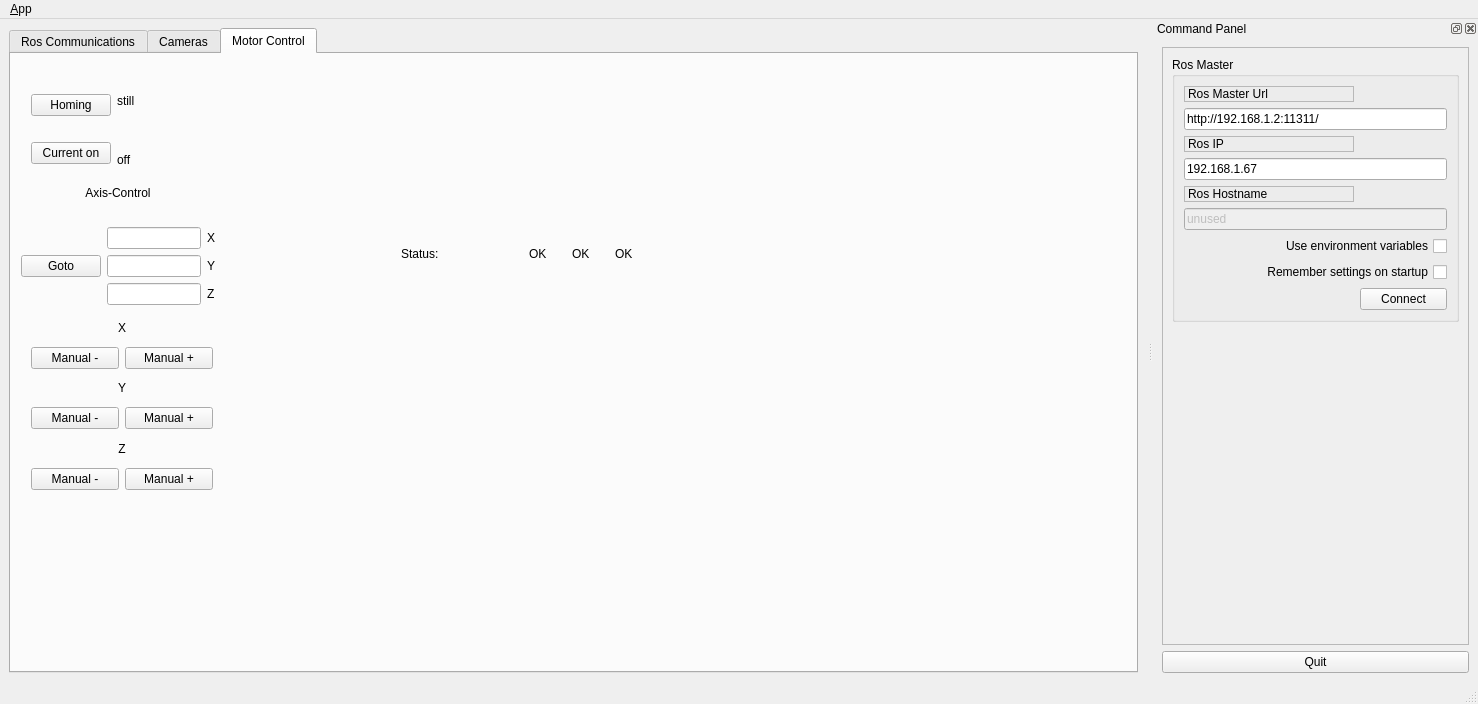
This is pap_gui/ui/main_window.ui in JohanVer/PAP2015 as Qt 5 draws it before an edit. The edited form follows.
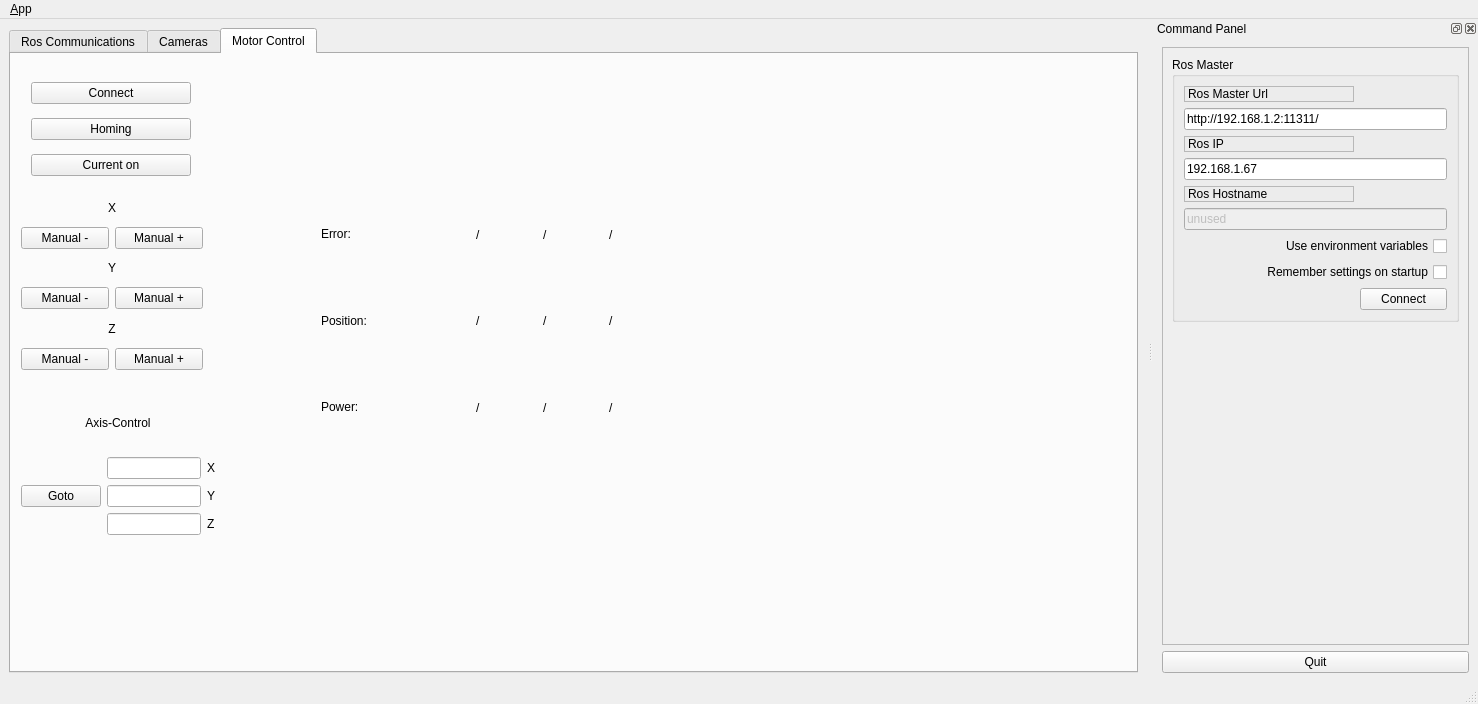
This is the edited form. Icons and pictures are not drawn.

Commit message: added status columns and connect button

The edit to the form file:
```diff
--- a/pap_gui/ui/main_window.ui
+++ b/pap_gui/ui/main_window.ui
@@ -238,6 +238,13 @@
         <layout class="QHBoxLayout" name="horizontalLayout_2">
          <item>
           <layout class="QVBoxLayout" name="verticalLayout_7">
+           <item>
+            <widget class="QPushButton" name="connectButton">
+             <property name="text">
+              <string>Connect</string>
+             </property>
+            </widget>
+           </item>
            <item>
             <widget class="QPushButton" name="startHoming">
              <property name="text">
@@ -254,31 +261,13 @@
            </item>
           </layout>
          </item>
-         <item>
-          <layout class="QVBoxLayout" name="verticalLayout_8">
-           <item>
-            <widget class="QLabel" name="label_8">
-             <property name="text">
-              <string>still</string>
-             </property>
-            </widget>
-           </item>
-           <item>
-            <widget class="QLabel" name="label_9">
-             <property name="text">
-              <string>off</string>
-             </property>
-            </widget>
-           </item>
-          </layout>
-         </item>
         </layout>
        </widget>
        <widget class="QWidget" name="verticalLayoutWidget_6">
         <property name="geometry">
          <rect>
           <x>10</x>
-          <y>110</y>
+          <y>340</y>
           <width>194</width>
           <height>141</height>
          </rect>
@@ -348,8 +337,8 @@
        <widget class="QWidget" name="verticalLayoutWidget_10">
         <property name="geometry">
          <rect>
-          <x>20</x>
-          <y>260</y>
+          <x>10</x>
+          <y>140</y>
           <width>182</width>
           <height>176</height>
          </rect>
@@ -456,14 +445,16 @@
        <widget class="QWidget" name="horizontalLayoutWidget_5">
         <property name="geometry">
          <rect>
-          <x>390</x>
-          <y>160</y>
-          <width>251</width>
-          <height>80</height>
+          <x>310</x>
+          <y>140</y>
+          <width>321</width>
+          <height>254</height>
          </rect>
         </property>
+        <layout class="QVBoxLayout" name="verticalLayout_17">
+         <item>
         <layout class="QHBoxLayout" name="horizontalLayout_7">
-         <item>
+           <item alignment="Qt::AlignVCenter">
           <widget class="QLabel" name="label_21">
            <property name="minimumSize">
             <size>
@@ -472,30 +463,108 @@
             </size>
            </property>
            <property name="text">
-            <string>Status:</string>
+              <string>Error:</string>
            </property>
           </widget>
          </item>
-         <item>
-          <widget class="QLabel" name="statusLabel">
+           <item alignment="Qt::AlignHCenter">
+            <widget class="QLabel" name="errorLabel1">
            <property name="text">
-            <string>OK</string>
+              <string>/</string>
            </property>
           </widget>
          </item>
+           <item alignment="Qt::AlignHCenter">
+            <widget class="QLabel" name="errorLabel2">
+             <property name="text">
+              <string>/</string>
+             </property>
+            </widget>
+           </item>
+           <item alignment="Qt::AlignHCenter">
+            <widget class="QLabel" name="errorLabel3">
+             <property name="text">
+              <string>/</string>
+             </property>
+            </widget>
+           </item>
+          </layout>
+         </item>
          <item>
-          <widget class="QLabel" name="statusLabel_2">
+          <layout class="QHBoxLayout" name="horizontalLayout_8">
+           <item alignment="Qt::AlignVCenter">
+            <widget class="QLabel" name="label_22">
+             <property name="minimumSize">
+              <size>
+               <width>122</width>
+               <height>78</height>
+              </size>
+             </property>
            <property name="text">
-            <string>OK</string>
+              <string>Position:</string>
            </property>
           </widget>
          </item>
+           <item alignment="Qt::AlignHCenter">
+            <widget class="QLabel" name="posLabel1">
+             <property name="text">
+              <string>/</string>
+             </property>
+            </widget>
+           </item>
+           <item alignment="Qt::AlignHCenter">
+            <widget class="QLabel" name="posLabel2">
+             <property name="text">
+              <string>/</string>
+             </property>
+            </widget>
+           </item>
+           <item alignment="Qt::AlignHCenter">
+            <widget class="QLabel" name="posLabel3">
+             <property name="text">
+              <string>/</string>
+             </property>
+            </widget>
+           </item>
+          </layout>
+         </item>
          <item>
-          <widget class="QLabel" name="statusLabel_3">
+          <layout class="QHBoxLayout" name="horizontalLayout_9">
+           <item alignment="Qt::AlignVCenter">
+            <widget class="QLabel" name="label_30">
+             <property name="minimumSize">
+              <size>
+               <width>122</width>
+               <height>78</height>
+              </size>
+             </property>
            <property name="text">
-            <string>OK</string>
-           </property>
-          </widget>
+              <string>Power:</string>
+             </property>
+            </widget>
+           </item>
+           <item alignment="Qt::AlignHCenter">
+            <widget class="QLabel" name="powerLabel1">
+             <property name="text">
+              <string>/</string>
+             </property>
+            </widget>
+           </item>
+           <item alignment="Qt::AlignHCenter">
+            <widget class="QLabel" name="powerLabel2">
+             <property name="text">
+              <string>/</string>
+             </property>
+            </widget>
+           </item>
+           <item alignment="Qt::AlignHCenter">
+            <widget class="QLabel" name="powerLabel3">
+             <property name="text">
+              <string>/</string>
+             </property>
+            </widget>
+           </item>
+          </layout>
          </item>
         </layout>
        </widget>
```
Left out of the diff: 2 changed lines with no effect on the pictures. Lines whose indentation alone changed are shown as unchanged. The commit also changes 9 other files.
